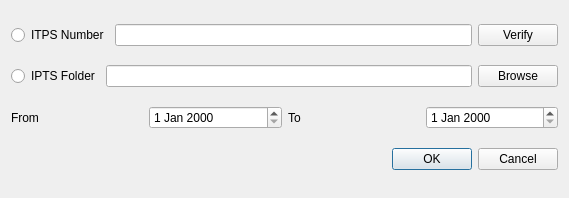
This is src/ui/DialogAddRunsIPTS.ui in neutrons/PyVDrive as Qt 5 draws it before an edit. The edited form follows.
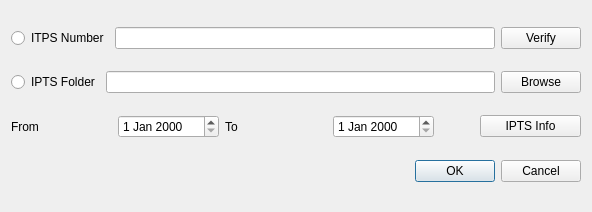
This is the edited form.

Diff of the .ui file:
```diff
--- a/src/ui/DialogAddRunsIPTS.ui
+++ b/src/ui/DialogAddRunsIPTS.ui
@@ -9,8 +9,8 @@
    <rect>
     <x>0</x>
     <y>0</y>
-    <width>569</width>
-    <height>198</height>
+    <width>592</width>
+    <height>212</height>
    </rect>
   </property>
   <property name="windowTitle">
@@ -94,6 +94,29 @@
      <item>
       <widget class="QDateEdit" name="dateEdit_2"/>
      </item>
+     <item>
+      <spacer name="horizontalSpacer">
+       <property name="orientation">
+        <enum>Qt::Horizontal</enum>
+       </property>
+       <property name="sizeType">
+        <enum>QSizePolicy::Preferred</enum>
+       </property>
+       <property name="sizeHint" stdset="0">
+        <size>
+         <width>40</width>
+         <height>20</height>
+        </size>
+       </property>
+      </spacer>
+     </item>
+     <item>
+      <widget class="QPushButton" name="pushButton_iptsInfo">
+       <property name="text">
+        <string>IPTS Info</string>
+       </property>
+      </widget>
+     </item>
     </layout>
    </item>
   </layout>
```
